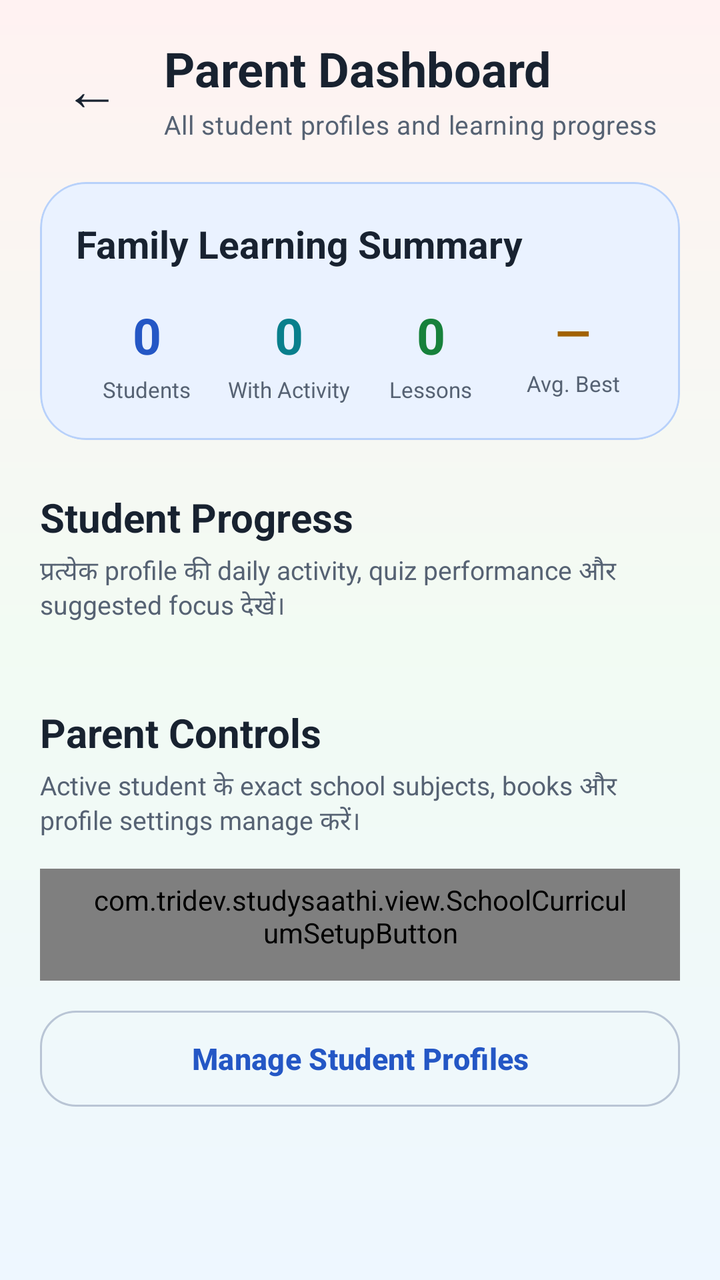
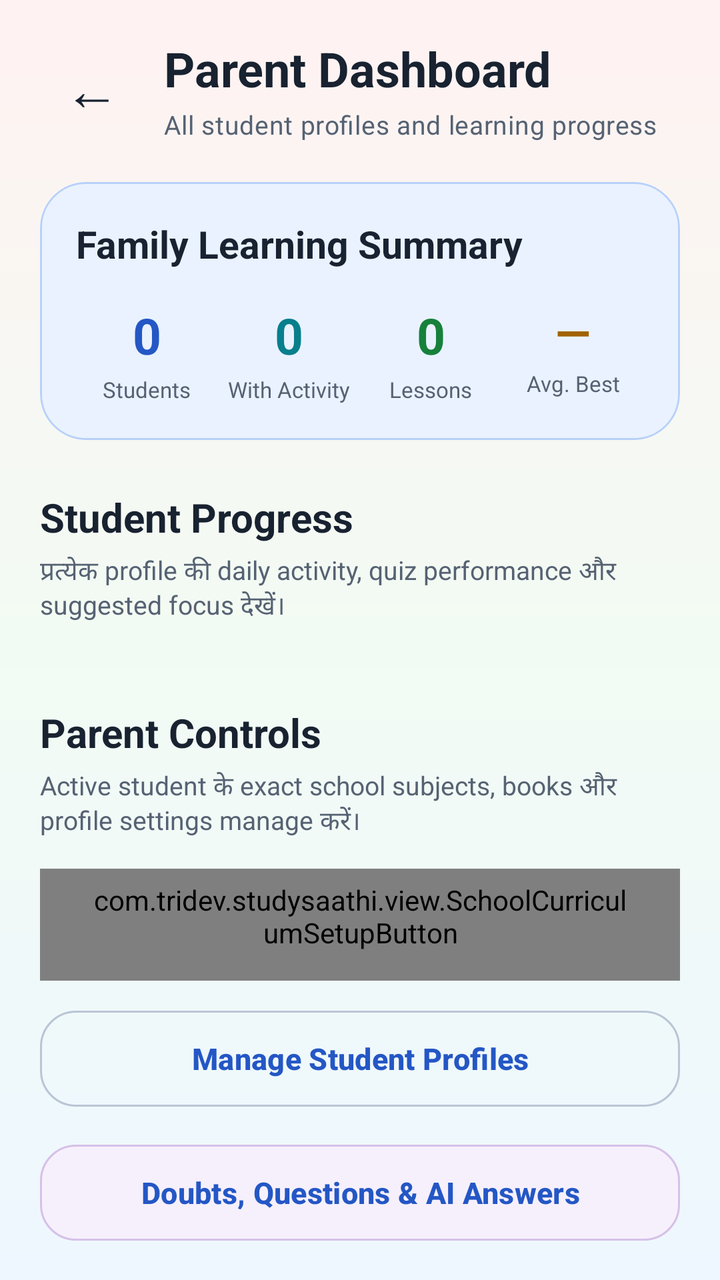

Two renders of the same Android screen: before a commit and after it. Below are the layout's source before the change and the commit's diff.
<!-- AndroidManifest.xml: application theme Theme.StudySaathi -->
<!-- res/layout/activity_parent_dashboard.xml -->
<?xml version="1.0" encoding="utf-8"?>
<androidx.coordinatorlayout.widget.CoordinatorLayout xmlns:android="http://schemas.android.com/apk/res/android"
    xmlns:app="http://schemas.android.com/apk/res-auto"
    android:id="@+id/parentDashboardRoot"
    android:layout_width="match_parent"
    android:layout_height="match_parent"
    android:background="@drawable/bg_app_soft_mix">

    <androidx.core.widget.NestedScrollView
        android:id="@+id/contentParentDashboard"
        android:layout_width="match_parent"
        android:layout_height="match_parent"
        android:clipToPadding="false"
        android:fillViewport="true"
        android:overScrollMode="never">

        <LinearLayout
            android:layout_width="match_parent"
            android:layout_height="wrap_content"
            android:orientation="vertical"
            android:paddingStart="20dp"
            android:paddingTop="18dp"
            android:paddingEnd="20dp"
            android:paddingBottom="38dp">

            <LinearLayout
                android:layout_width="match_parent"
                android:layout_height="wrap_content"
                android:gravity="center_vertical"
                android:orientation="horizontal">

                <com.google.android.material.button.MaterialButton
                    android:id="@+id/buttonBack"
                    style="@style/Widget.Material3.Button.TextButton"
                    android:layout_width="52dp"
                    android:layout_height="52dp"
                    android:contentDescription="@string/back"
                    android:insetLeft="0dp"
                    android:insetTop="0dp"
                    android:insetRight="0dp"
                    android:insetBottom="0dp"
                    android:minWidth="0dp"
                    android:text="←"
                    android:textColor="@color/ss_text_primary"
                    android:textSize="28sp"
                    app:cornerRadius="16dp" />

                <LinearLayout
                    android:layout_width="0dp"
                    android:layout_height="wrap_content"
                    android:layout_marginStart="10dp"
                    android:layout_weight="1"
                    android:orientation="vertical">

                    <TextView
                        style="@style/TextAppearance.StudySaathi.Heading"
                        android:layout_width="match_parent"
                        android:layout_height="wrap_content"
                        android:text="@string/parent_dashboard_title"
                        android:textSize="24sp" />

                    <TextView
                        android:id="@+id/textParentDashboardSubtitle"
                        style="@style/TextAppearance.StudySaathi.Body"
                        android:layout_width="match_parent"
                        android:layout_height="wrap_content"
                        android:layout_marginTop="3dp"
                        android:text="@string/parent_dashboard_subtitle"
                        android:textSize="13sp" />

                </LinearLayout>

            </LinearLayout>

            <com.google.android.material.card.MaterialCardView
                android:layout_width="match_parent"
                android:layout_height="wrap_content"
                android:layout_marginTop="20dp"
                app:cardBackgroundColor="@color/ss_blue_soft"
                app:cardCornerRadius="23dp"
                app:cardElevation="0dp"
                app:strokeColor="@color/ss_blue_border"
                app:strokeWidth="1dp">

                <LinearLayout
                    android:layout_width="match_parent"
                    android:layout_height="wrap_content"
                    android:orientation="vertical"
                    android:padding="18dp">

                    <TextView
                        android:layout_width="match_parent"
                        android:layout_height="wrap_content"
                        android:fontFamily="sans-serif-rounded"
                        android:text="@string/parent_family_summary"
                        android:textColor="@color/ss_text_primary"
                        android:textSize="19sp"
                        android:textStyle="bold" />

                    <LinearLayout
                        android:layout_width="match_parent"
                        android:layout_height="wrap_content"
                        android:layout_marginTop="16dp"
                        android:baselineAligned="false"
                        android:orientation="horizontal">

                        <LinearLayout
                            android:layout_width="0dp"
                            android:layout_height="wrap_content"
                            android:layout_weight="1"
                            android:gravity="center"
                            android:orientation="vertical">

                            <TextView
                                android:id="@+id/textParentTotalStudents"
                                android:layout_width="wrap_content"
                                android:layout_height="wrap_content"
                                android:fontFamily="sans-serif-rounded"
                                android:text="0"
                                android:textColor="@color/ss_primary"
                                android:textSize="25sp"
                                android:textStyle="bold" />

                            <TextView
                                android:layout_width="wrap_content"
                                android:layout_height="wrap_content"
                                android:layout_marginTop="3dp"
                                android:gravity="center"
                                android:text="@string/parent_total_students"
                                android:textColor="@color/ss_text_secondary"
                                android:textSize="11sp" />

                        </LinearLayout>

                        <LinearLayout
                            android:layout_width="0dp"
                            android:layout_height="wrap_content"
                            android:layout_weight="1"
                            android:gravity="center"
                            android:orientation="vertical">

                            <TextView
                                android:id="@+id/textParentProfilesWithActivity"
                                android:layout_width="wrap_content"
                                android:layout_height="wrap_content"
                                android:fontFamily="sans-serif-rounded"
                                android:text="0"
                                android:textColor="@color/ss_secondary"
                                android:textSize="25sp"
                                android:textStyle="bold" />

                            <TextView
                                android:layout_width="wrap_content"
                                android:layout_height="wrap_content"
                                android:layout_marginTop="3dp"
                                android:gravity="center"
                                android:text="@string/parent_profiles_with_activity"
                                android:textColor="@color/ss_text_secondary"
                                android:textSize="11sp" />

                        </LinearLayout>

                        <LinearLayout
                            android:layout_width="0dp"
                            android:layout_height="wrap_content"
                            android:layout_weight="1"
                            android:gravity="center"
                            android:orientation="vertical">

                            <TextView
                                android:id="@+id/textParentCompletedLessons"
                                android:layout_width="wrap_content"
                                android:layout_height="wrap_content"
                                android:fontFamily="sans-serif-rounded"
                                android:text="0"
                                android:textColor="@color/ss_success"
                                android:textSize="25sp"
                                android:textStyle="bold" />

                            <TextView
                                android:layout_width="wrap_content"
                                android:layout_height="wrap_content"
                                android:layout_marginTop="3dp"
                                android:gravity="center"
                                android:text="@string/parent_total_lessons"
                                android:textColor="@color/ss_text_secondary"
                                android:textSize="11sp" />

                        </LinearLayout>

                        <LinearLayout
                            android:layout_width="0dp"
                            android:layout_height="wrap_content"
                            android:layout_weight="1"
                            android:gravity="center"
                            android:orientation="vertical">

                            <TextView
                                android:id="@+id/textParentAverageBestScore"
                                android:layout_width="wrap_content"
                                android:layout_height="wrap_content"
                                android:fontFamily="sans-serif-rounded"
                                android:text="—"
                                android:textColor="@color/ss_warning"
                                android:textSize="23sp"
                                android:textStyle="bold" />

                            <TextView
                                android:layout_width="wrap_content"
                                android:layout_height="wrap_content"
                                android:layout_marginTop="3dp"
                                android:gravity="center"
                                android:text="@string/parent_average_best_score"
                                android:textColor="@color/ss_text_secondary"
                                android:textSize="11sp" />

                        </LinearLayout>

                    </LinearLayout>

                </LinearLayout>

            </com.google.android.material.card.MaterialCardView>

            <TextView
                android:layout_width="match_parent"
                android:layout_height="wrap_content"
                android:layout_marginTop="25dp"
                android:fontFamily="sans-serif-rounded"
                android:text="@string/parent_student_progress"
                android:textColor="@color/ss_text_primary"
                android:textSize="20sp"
                android:textStyle="bold" />

            <TextView
                android:layout_width="match_parent"
                android:layout_height="wrap_content"
                android:layout_marginTop="4dp"
                android:text="@string/parent_student_progress_description"
                android:textColor="@color/ss_text_secondary"
                android:textSize="13sp" />

            <androidx.recyclerview.widget.RecyclerView
                android:id="@+id/recyclerParentProfiles"
                android:layout_width="match_parent"
                android:layout_height="wrap_content"
                android:layout_marginTop="14dp"
                android:clipToPadding="false"
                android:nestedScrollingEnabled="false"
                android:overScrollMode="never" />

            <com.google.android.material.card.MaterialCardView
                android:id="@+id/cardParentEmpty"
                android:layout_width="match_parent"
                android:layout_height="wrap_content"
                android:layout_marginTop="16dp"
                android:visibility="gone"
                app:cardBackgroundColor="@color/ss_surface"
                app:cardCornerRadius="21dp"
                app:cardElevation="0dp"
                app:strokeColor="@color/ss_outline"
                app:strokeWidth="1dp">

                <LinearLayout
                    android:layout_width="match_parent"
                    android:layout_height="wrap_content"
                    android:gravity="center"
                    android:orientation="vertical"
                    android:padding="24dp">

                    <TextView
                        android:layout_width="match_parent"
                        android:layout_height="wrap_content"
                        android:gravity="center"
                        android:text="@string/parent_no_profiles_title"
                        android:textColor="@color/ss_text_primary"
                        android:textSize="18sp"
                        android:textStyle="bold" />

                    <TextView
                        android:layout_width="match_parent"
                        android:layout_height="wrap_content"
                        android:layout_marginTop="7dp"
                        android:gravity="center"
                        android:text="@string/parent_no_profiles_description"
                        android:textColor="@color/ss_text_secondary"
                        android:textSize="13sp" />

                </LinearLayout>

            </com.google.android.material.card.MaterialCardView>

            <TextView
                android:layout_width="match_parent"
                android:layout_height="wrap_content"
                android:layout_marginTop="26dp"
                android:fontFamily="sans-serif-rounded"
                android:text="Parent Controls"
                android:textColor="@color/ss_text_primary"
                android:textSize="20sp"
                android:textStyle="bold" />

            <TextView
                android:layout_width="match_parent"
                android:layout_height="wrap_content"
                android:layout_marginTop="4dp"
                android:text="Active student के exact school subjects, books और profile settings manage करें।"
                android:textColor="@color/ss_text_secondary"
                android:textSize="13sp" />

            <com.tridev.studysaathi.view.SchoolCurriculumSetupButton
                android:id="@+id/buttonOpenSchoolCurriculumSetup"
                style="@style/Widget.StudySaathi.Button.Outlined"
                android:layout_width="match_parent"
                android:layout_height="wrap_content"
                android:layout_marginTop="14dp"
                android:gravity="center"
                android:text="School Curriculum Setup"
                android:textAllCaps="false"
                android:textSize="15sp"
                app:backgroundTint="@color/ss_teal_soft"
                app:strokeColor="@color/ss_teal_border" />

            <com.google.android.material.button.MaterialButton
                android:id="@+id/buttonManageParentProfiles"
                style="@style/Widget.StudySaathi.Button.Outlined"
                android:layout_width="match_parent"
                android:layout_height="wrap_content"
                android:layout_marginTop="11dp"
                android:text="@string/parent_manage_profiles"
                android:textAllCaps="false"
                android:textSize="15sp" />

        </LinearLayout>

    </androidx.core.widget.NestedScrollView>

    <com.google.android.material.progressindicator.CircularProgressIndicator
        android:id="@+id/progressParentDashboard"
        android:layout_width="48dp"
        android:layout_height="48dp"
        android:layout_gravity="center"
        android:visibility="gone"
        app:indicatorColor="@color/ss_primary"
        app:indicatorSize="48dp"
        app:trackColor="@color/ss_blue_soft"
        app:trackThickness="5dp" />

</androidx.coordinatorlayout.widget.CoordinatorLayout>
<!-- resources referenced by this layout -->
<resources>
  <color name="ss_blue_border">#B8D1FA</color>
  <color name="ss_blue_soft">#EAF2FF</color>
  <color name="ss_outline">#D6DEE9</color>
  <color name="ss_primary">#2457C5</color>
  <color name="ss_secondary">#087F8C</color>
  <color name="ss_success">#16813B</color>
  <color name="ss_surface">#FFFFFF</color>
  <color name="ss_teal_border">#B4DCDC</color>
  <color name="ss_teal_soft">#EAF8F8</color>
  <color name="ss_text_primary">#182230</color>
  <color name="ss_text_secondary">#566273</color>
  <color name="ss_warning">#A26300</color>
  <!-- drawable bg_app_soft_mix (drawable) -->
  <?xml version="1.0" encoding="utf-8"?>
  <shape xmlns:android="http://schemas.android.com/apk/res/android"
      android:shape="rectangle">
  
      <gradient
          android:angle="270"
          android:centerColor="#F2FBF3"
          android:endColor="#EEF7FF"
          android:startColor="#FFF2F2"
          android:type="linear" />
  
  </shape>
  <string name="back">Back</string>
  <string name="parent_average_best_score">
          Avg. Best
      </string>
  <string name="parent_dashboard_subtitle">
          All student profiles and learning progress
      </string>
  <string name="parent_dashboard_title">
          Parent Dashboard
      </string>
  <string name="parent_family_summary">
          Family Learning Summary
      </string>
  <string name="parent_manage_profiles">
          Manage Student Profiles
      </string>
  <string name="parent_no_profiles_description">
          Parent Dashboard इस्तेमाल करने के लिए पहले student profile बनाएँ।
      </string>
  <string name="parent_no_profiles_title">
          No student profiles
      </string>
  <string name="parent_profiles_with_activity">
          With Activity
      </string>
  <string name="parent_student_progress">
          Student Progress
      </string>
  <string name="parent_student_progress_description">
          प्रत्येक profile की daily activity, quiz performance और suggested focus देखें।
      </string>
  <string name="parent_total_lessons">
          Lessons
      </string>
  <string name="parent_total_students">
          Students
      </string>
  <style name="TextAppearance.StudySaathi.Body" parent="TextAppearance.Material3.BodyMedium">
          <item name="android:fontFamily">sans-serif</item>
          <item name="fontFamily">sans-serif</item>
          <item name="android:textColor">@color/ss_text_secondary</item>
      </style>
  <style name="TextAppearance.StudySaathi.Heading" parent="TextAppearance.Material3.HeadlineSmall">
          <item name="android:fontFamily">sans-serif-rounded</item>
          <item name="fontFamily">sans-serif-rounded</item>
          <item name="android:textStyle">bold</item>
          <item name="android:textColor">@color/ss_text_primary</item>
      </style>
  <style name="Widget.StudySaathi.Button.Outlined" parent="Widget.Material3.Button.OutlinedButton">
          <item name="cornerRadius">18dp</item>
          <item name="android:minHeight">56dp</item>
          <item name="android:textStyle">bold</item>
          <item name="strokeColor">@color/ss_outline_strong</item>
          <item name="android:textColor">@color/ss_primary</item>
      </style>
  <color name="ss_outline_strong">#B9C5D5</color>
  <color name="ss_on_primary">#FFFFFF</color>
  <color name="ss_primary_dark">#173F99</color>
  <color name="ss_on_secondary">#FFFFFF</color>
  <color name="ss_tertiary">#8A5A00</color>
  <color name="ss_on_tertiary">#FFFFFF</color>
  <color name="ss_yellow_soft">#FFF8E8</color>
  <color name="ss_background">#F7F9FC</color>
  <color name="ss_surface_soft">#F0F4FA</color>
  <color name="ss_error">#BA1A1A</color>
  <color name="white">#FFFFFFFF</color>
  <color name="ss_red_soft">#FFF0F0</color>
  <!-- unchanged entries left out for length: 1 -->
</resources>

<!-- the commit's change to res/layout/activity_parent_dashboard.xml (unified diff, before → after) -->
@@ -331,6 +331,18 @@
                 android:textAllCaps="false"
                 android:textSize="15sp" />
 
+            <com.google.android.material.button.MaterialButton
+                android:id="@+id/buttonParentDoubtInsights"
+                style="@style/Widget.StudySaathi.Button.Outlined"
+                android:layout_width="match_parent"
+                android:layout_height="wrap_content"
+                android:layout_marginTop="11dp"
+                android:text="@string/parent_doubt_insights"
+                android:textAllCaps="false"
+                android:textSize="15sp"
+                app:backgroundTint="@color/ss_purple_soft"
+                app:strokeColor="@color/ss_purple_border" />
+
         </LinearLayout>
 
     </androidx.core.widget.NestedScrollView>
<!-- resource entries referenced after the edit -->
@@ -4,6 +4,8 @@
   <color name="ss_blue_soft">#EAF2FF</color>
   <color name="ss_outline">#D6DEE9</color>
   <color name="ss_primary">#2457C5</color>
+  <color name="ss_purple_border">#D6C0E8</color>
+  <color name="ss_purple_soft">#F6F0FC</color>
   <color name="ss_secondary">#087F8C</color>
   <color name="ss_success">#16813B</color>
   <color name="ss_surface">#FFFFFF</color>
@@ -34,6 +36,9 @@
       </string>
   <string name="parent_dashboard_title">
           Parent Dashboard
+      </string>
+  <string name="parent_doubt_insights">
+          Doubts, Questions &amp; AI Answers
       </string>
   <string name="parent_family_summary">
           Family Learning Summary
